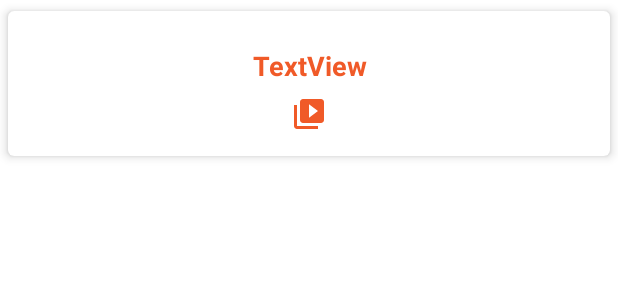
After one commit to GuelorMusavuli/NoteKeeper, an Android app: the layout item_course_list.xml on its own in the app's theme, with its tools: preview values and no code run, on a phone screen of 412 x 824 dp. The commit adds this screen. Shown: the top 300 px of the screen. Run offline under Robolectric (Android 15) with nearby library versions, the phone set to English and light mode, and no system bars.

Commit message:
Adding Course List Adapter and layout that provides the appearance for courses, and implementing course list navigation

```diff
--- /dev/null
+++ b/app/src/main/res/layout/item_course_list.xml
@@ -0,0 +1,50 @@
+<?xml version="1.0" encoding="utf-8"?>
+<FrameLayout xmlns:android="http://schemas.android.com/apk/res/android"
+    xmlns:app="http://schemas.android.com/apk/res-auto"
+    xmlns:tools="http://schemas.android.com/tools"
+    android:layout_width="match_parent"
+    android:layout_height="wrap_content">
+
+    <androidx.cardview.widget.CardView
+        android:layout_width="match_parent"
+        android:layout_height="match_parent"
+        app:cardCornerRadius="4dp"
+        app:cardElevation="4dp"
+        app:cardUseCompatPadding="true"
+        app:contentPadding="16dp">
+
+        <androidx.constraintlayout.widget.ConstraintLayout
+            android:layout_width="match_parent"
+            android:layout_height="wrap_content">
+
+            <ImageView
+                android:id="@+id/imageView"
+                android:layout_width="wrap_content"
+                android:layout_height="wrap_content"
+                android:layout_marginStart="8dp"
+                android:layout_marginTop="8dp"
+                android:layout_marginEnd="8dp"
+                app:layout_constraintEnd_toEndOf="parent"
+                app:layout_constraintStart_toStartOf="parent"
+                app:layout_constraintTop_toBottomOf="@+id/textCourse"
+                app:srcCompat="@drawable/ic_menu_slideshow"
+                app:tint="@color/pluralsight_orange" />
+
+            <TextView
+                android:id="@+id/textCourse"
+                android:layout_width="0dp"
+                android:layout_height="wrap_content"
+                android:layout_marginStart="8dp"
+                android:layout_marginTop="8dp"
+                android:layout_marginEnd="8dp"
+                android:text="TextView"
+                android:textAlignment="center"
+                android:textAppearance="@style/CourseTitle"
+                app:layout_constraintEnd_toEndOf="parent"
+                app:layout_constraintStart_toStartOf="parent"
+                app:layout_constraintTop_toTopOf="parent" />
+
+        </androidx.constraintlayout.widget.ConstraintLayout>
+
+    </androidx.cardview.widget.CardView>
+</FrameLayout>
```
Also changed, not shown: app/src/main/java/com/guelmus/android/notekeeper/CourseRecyclerAdapter.kt (added, +42 -0 lines), app/src/main/java/com/guelmus/android/notekeeper/NoteListActivity.kt (+27 -3 lines), app/src/main/java/com/guelmus/android/notekeeper/NoteRecyclerAdapter.kt (+5 -5 lines).
